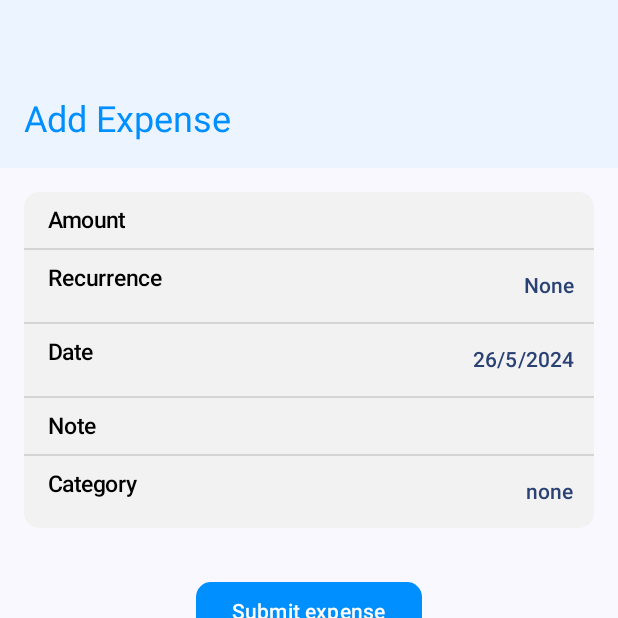
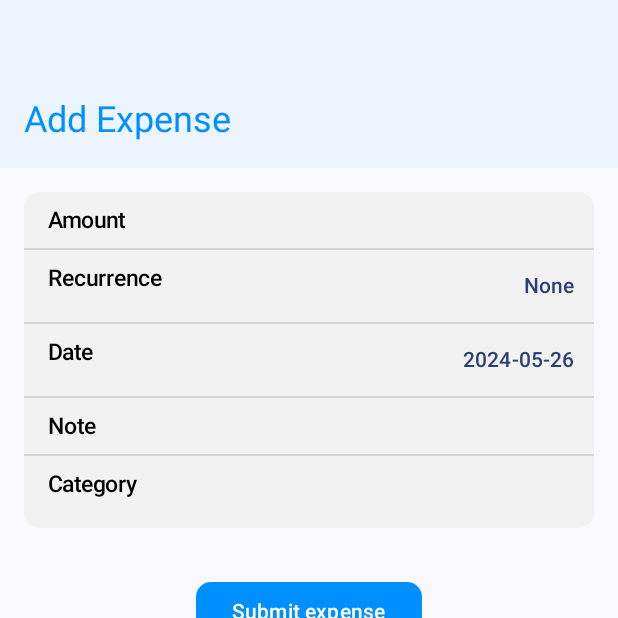
Before and after one commit to marutgb/CashFlow, an Android app built with Jetpack Compose: the screen it shows after launch (MainActivity), item 3 of the bottom bar chosen, on a phone screen of 412 x 824 dp, the top half of it. Run offline under Robolectric (Android 15) with nearby library versions, the phone set to English and light mode, and no system bars; libraries missing offline, so code that uses them is left out: com.marosseleng.compose; 2 statements that could not run were skipped.

Commit message:
Created ViewModel + Refactored DatePicker

```diff
--- a/app/build.gradle
+++ b/app/build.gradle
@@ -9,7 +9,7 @@ android {
 
     defaultConfig {
         applicationId "com.mgalexandrescu.cashflow"
-        minSdk 24
+        minSdk 26
         targetSdk 34
         versionCode 1
         versionName "1.0"
@@ -48,6 +48,8 @@ android {
 
 dependencies {
 
+    implementation("com.marosseleng.android:compose-material3-datetime-pickers:0.7.2")
+    implementation ("androidx.lifecycle:lifecycle-viewmodel-compose:2.8.0")
     implementation libs.androidx.core.ktx
     implementation libs.androidx.lifecycle.runtime.ktx
     implementation libs.androidx.activity.compose
--- a/app/src/main/java/com/mgalexandrescu/cashflow/components/UnstyledTextField.kt
+++ b/app/src/main/java/com/mgalexandrescu/cashflow/components/UnstyledTextField.kt
@@ -46,7 +46,7 @@ fun UnstyledTextField(
     // If color is not provided via the text style, use content color as a default
     val textColor = TextPrimary
     val mergedTextStyle =
-        textStyle.merge(TextStyle(color = textColor))
+        textStyle.merge(TextStyle(color = TextSecondary))
 
     BasicTextField(value = value,
         onValueChange = onValueChange,
--- /dev/null
+++ b/app/src/main/java/com/mgalexandrescu/cashflow/models/Recurrence.kt
@@ -0,0 +1,9 @@
+package com.mgalexandrescu.cashflow.models
+
+sealed class Recurrence (val name:String, val target: String){
+    object None : Recurrence("None", "None")
+    object Daily : Recurrence("Daily", "Day")
+    object Weekly : Recurrence("Weekly", "Week")
+    object Monthly : Recurrence("Monthly", "Month")
+    object Yearly : Recurrence("Yearly", "Year")
+}
--- a/app/src/main/java/com/mgalexandrescu/cashflow/pages/Add.kt
+++ b/app/src/main/java/com/mgalexandrescu/cashflow/pages/Add.kt
@@ -1,20 +1,16 @@
 package com.mgalexandrescu.cashflow.pages
 
-import android.app.DatePickerDialog
-import android.icu.util.Calendar
-import android.widget.DatePicker
 import androidx.compose.foundation.background
+import androidx.compose.foundation.layout.Arrangement
 import androidx.compose.foundation.layout.Column
 import androidx.compose.foundation.layout.Row
 import androidx.compose.foundation.layout.fillMaxWidth
 import androidx.compose.foundation.layout.padding
 import androidx.compose.foundation.layout.size
 import androidx.compose.foundation.shape.CircleShape
-import androidx.compose.foundation.text.BasicTextField
 import androidx.compose.foundation.text.KeyboardOptions
 import androidx.compose.material3.Button
 import androidx.compose.material3.ButtonDefaults.buttonColors
-import androidx.compose.material3.DatePickerDialog
 import androidx.compose.material3.Divider
 import androidx.compose.material3.DropdownMenu
 import androidx.compose.material3.DropdownMenuItem
@@ -24,22 +20,24 @@ import androidx.compose.material3.Scaffold
 import androidx.compose.material3.Surface
 import androidx.compose.material3.Text
 import androidx.compose.material3.TextButton
-import androidx.compose.material3.TextField
 import androidx.compose.material3.TopAppBarDefaults
 import androidx.compose.runtime.Composable
+import androidx.compose.runtime.collectAsState
 import androidx.compose.runtime.getValue
 import androidx.compose.runtime.mutableStateOf
 import androidx.compose.runtime.remember
 import androidx.compose.runtime.setValue
 import androidx.compose.ui.Alignment
+import androidx.compose.ui.ExperimentalComposeUiApi
 import androidx.compose.ui.Modifier
 import androidx.compose.ui.draw.clip
-import androidx.compose.ui.platform.LocalContext
 import androidx.compose.ui.text.TextStyle
 import androidx.compose.ui.text.input.KeyboardType
 import androidx.compose.ui.text.style.TextAlign
 import androidx.compose.ui.unit.dp
+import androidx.lifecycle.viewmodel.compose.viewModel
 import androidx.navigation.NavController
+import com.marosseleng.compose.material3.datetimepickers.date.ui.dialog.DatePickerDialog
 import com.mgalexandrescu.cashflow.components.TableRow
 import com.mgalexandrescu.cashflow.ui.theme.BackgroundElevated
 import com.mgalexandrescu.cashflow.ui.theme.ColumnDivider
@@ -47,37 +45,18 @@ import com.mgalexandrescu.cashflow.ui.theme.Primary
 import com.mgalexandrescu.cashflow.ui.theme.Shapes
 import com.mgalexandrescu.cashflow.ui.theme.TopBarBackground
 import com.mgalexandrescu.cashflow.components.UnstyledTextField
+import com.mgalexandrescu.cashflow.models.Recurrence
+import com.mgalexandrescu.cashflow.viewmodels.vm
 import java.time.LocalDate
+import com.mgalexandrescu.cashflow.ui.theme.Typography
 
-@OptIn(ExperimentalMaterial3Api::class)
+@OptIn(ExperimentalMaterial3Api::class, ExperimentalComposeUiApi::class)
 @Composable
-fun Add(navController: NavController, name: String){
-    val recurrences = listOf("None", "Daily", "Weekly", "Monthly", "Yearly")
-    var selectedRecurrence by remember { mutableStateOf(recurrences[0]) }
+fun Add(navController: NavController, vm: vm = viewModel()){
+    val state by vm.uiState.collectAsState()
+    val recurrences = listOf(Recurrence.Daily, Recurrence.Weekly, Recurrence.Monthly, Recurrence.Yearly)
+    val categories = listOf("none", "food", "clothing", "transportation", "entertainment", "other")
 
-    val categories = listOf("none", "food", "clothing", "transportation", "entertainment", "other")
-    var selectedCategory by remember { mutableStateOf(categories[0]) }
-
-    val mContext = LocalContext.current
-    val mYear: Int
-    val mMonth: Int
-    val mDay: Int
-    val mCalendar = Calendar.getInstance()
-    mYear=mCalendar.get(Calendar.YEAR)
-    mMonth=mCalendar.get(Calendar.MONTH)
-    mDay=mCalendar.get(Calendar.DAY_OF_MONTH)
-    var mDate by remember { mutableStateOf("${mCalendar.get(Calendar.DAY_OF_MONTH)}/${mCalendar.get(Calendar.MONTH)+1}/${mCalendar.get(Calendar.YEAR)}") }
-    val mDatePicker = DatePickerDialog(
-        mContext, {
-            _:DatePicker, selectedYear:Int, selectedMonth:Int, selectedDay:Int -> mCalendar.set(Calendar.YEAR, selectedYear)
-            mCalendar.set(Calendar.MONTH, selectedMonth)
-            mCalendar.set(Calendar.DAY_OF_MONTH, selectedDay)
-        },
-        mYear,
-        mMonth,
-        mDay
-    )
-    mDatePicker.datePicker.maxDate = mCalendar.timeInMillis
 
     Scaffold (
         topBar={
@@ -96,9 +75,12 @@ fun Add(navController: NavController, name: String){
                         .background(BackgroundElevated)
                 ) {
                     TableRow("Amount") { UnstyledTextField(
-                        value = "Amount",
-                        onValueChange = {},
+                        value = "${state.amount}",
+                        onValueChange = vm::setAmount,
                         modifier = Modifier.fillMaxWidth(),
+                        placeholder = { Text("0") },
+                        arrangement = Arrangement.End,
+                        maxLines = 1,
                         textStyle = TextStyle(
                             textAlign = TextAlign.End
                         ),
@@ -110,11 +92,11 @@ fun Add(navController: NavController, name: String){
                     TableRow("Recurrence"){
                         var recurrenceMenuOpened by remember { mutableStateOf(false) }
                         TextButton(onClick = {recurrenceMenuOpened=true}) {
-                            Text(selectedRecurrence)
+                            Text(state.recurrence.name)
                             DropdownMenu(expanded = recurrenceMenuOpened, onDismissRequest = {recurrenceMenuOpened=false}) {
                                 for (recurrence in recurrences) {
-                                    DropdownMenuItem(text = { Text(recurrence) }, onClick = {
-                                        selectedRecurrence = recurrence
+                                    DropdownMenuItem(text = { Text(recurrence.name) }, onClick = {
+                                        vm.setRecurrence(recurrence)
                                         recurrenceMenuOpened = false
                                     })
                                 }
@@ -122,32 +104,46 @@ fun Add(navController: NavController, name: String){
                         }
                     }
                     Divider(thickness = 1.dp, color = ColumnDivider)
+                    var datePickerShowing by remember { mutableStateOf(false) }
                     TableRow("Date") {
-                        TextButton(onClick = {mDatePicker.show()}){
-                            Text(mDate)
+                        TextButton(onClick = { datePickerShowing = true }) {
+                            Text(state.date.toString())
+                        }
+                        if (datePickerShowing) {
+                            DatePickerDialog(
+                                onDismissRequest = { datePickerShowing = false },
+                                onDateChange = {it ->
+                                               vm.setDate(it)
+                                    datePickerShowing = false
+                                },
+                                initialDate = state.date,
+                                title = {Text("Select expense date", style = Typography.titleLarge)},
+                            )
                         }
                     }
                     Divider(thickness = 1.dp, color = ColumnDivider)
                     TableRow("Note") { UnstyledTextField(
-                        value = "Note",
-                        onValueChange = {},
+                        value = state.note ?: "",
+                        placeholder = { Text("Optional") },
+                        arrangement = Arrangement.End,
+                        onValueChange = vm::setNote,
                         modifier = Modifier.fillMaxWidth(),
                         textStyle = TextStyle(
-                            textAlign = TextAlign.End
+                            textAlign = TextAlign.Right
                         )
                     ) }
                     Divider(thickness = 1.dp, color = ColumnDivider)
                     TableRow("Category"){
                         var categoriesMenuOpened by remember { mutableStateOf(false) }
                         TextButton(onClick = {categoriesMenuOpened=true}) {
-                            Text(selectedCategory)
+                            Text(state.category ?: "Select a category")
                             DropdownMenu(expanded = categoriesMenuOpened, onDismissRequest = {categoriesMenuOpened=false}) {
                                 for (category in categories) {
                                     DropdownMenuItem(text = { Row {
                                         Surface(modifier = Modifier.size(16.dp), shape = CircleShape, color = Primary){}
                                         Text(category, modifier = Modifier.padding(start = 8.dp))
                                     } }, onClick = {
-                                        selectedCategory = category
+                                        vm.setCategory(category)
                                         categoriesMenuOpened = false
                                     })
                                 }
@@ -155,7 +151,7 @@ fun Add(navController: NavController, name: String){
                         }
                     }
                 }
-                Button(onClick = {}, modifier = Modifier.padding(16.dp),
+                Button(onClick = {vm::submitExpense}, modifier = Modifier.padding(16.dp),
                     colors = buttonColors(
                         containerColor = Primary
                     ), shape = Shapes.large
--- /dev/null
+++ b/app/src/main/java/com/mgalexandrescu/cashflow/viewmodels/vm.kt
@@ -0,0 +1,52 @@
+package com.mgalexandrescu.cashflow.viewmodels
+import androidx.lifecycle.ViewModel
+import com.mgalexandrescu.cashflow.models.Recurrence
+import kotlinx.coroutines.flow.MutableStateFlow
+import kotlinx.coroutines.flow.StateFlow
+import kotlinx.coroutines.flow.asStateFlow
+import kotlinx.coroutines.flow.update
+import java.time.LocalDate
+data class AddScreenState(
+    val amount: String ="",
+    val recurrence: Recurrence,
+    val date: LocalDate = LocalDate.now(),
+    val note: String? = "",
+    val category: String? = ""
+)
+class vm: ViewModel(){
+    private val _uiState = MutableStateFlow(AddScreenState(
+        amount = "",
+        recurrence = Recurrence.None,
+        date = LocalDate.now()
+    ))
+    val uiState: StateFlow<AddScreenState> = _uiState.asStateFlow()
+    fun setAmount(amount: String){
+        _uiState.update {
+            currentState -> currentState.copy(amount = amount.trim())
+        }
+    }
+    fun setRecurrence(recurrence: Recurrence){
+        _uiState.update {
+            currentState -> currentState.copy(recurrence = recurrence)
+        }
+    }
+    fun setDate(date: LocalDate){
+        _uiState.update {
+                currentState -> currentState.copy(date = date)
+        }
+    }
+    fun setNote(note: String){
+        _uiState.update {
+            currentState -> currentState.copy(note = note)
+        }
+    }
+    fun setCategory(category: String){
+        _uiState.update {
+            currentState -> currentState.copy(category = category)
+        }
+    }
+    fun submitExpense(){
+        //save to local db.
+    }
+
+}
```
